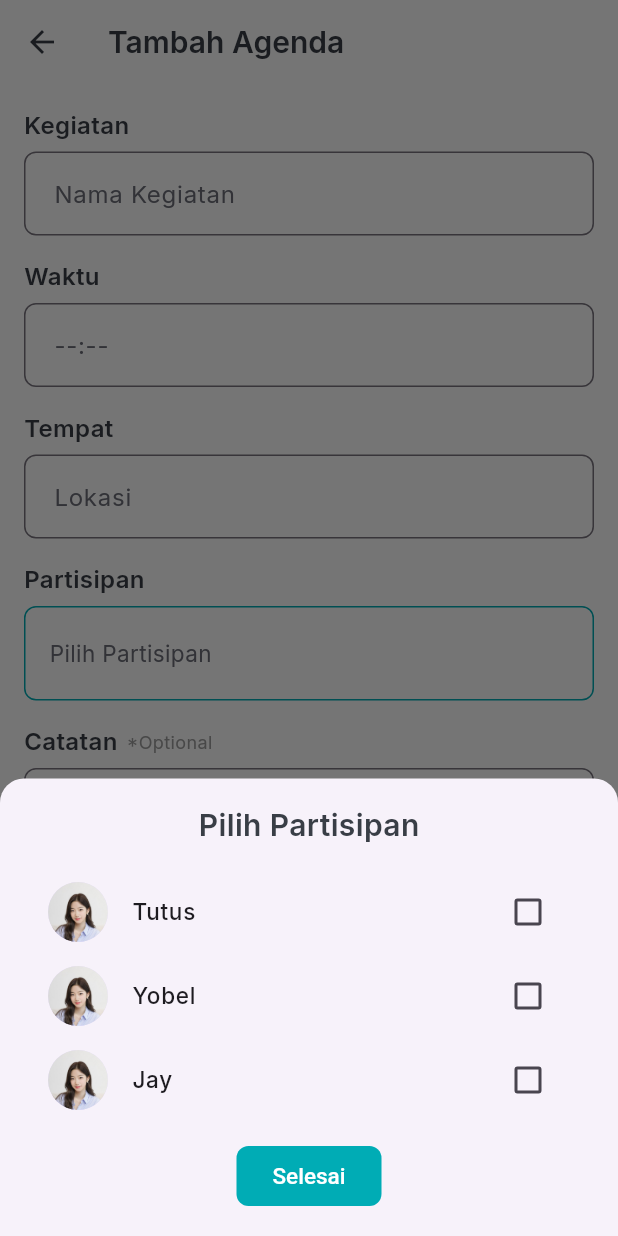
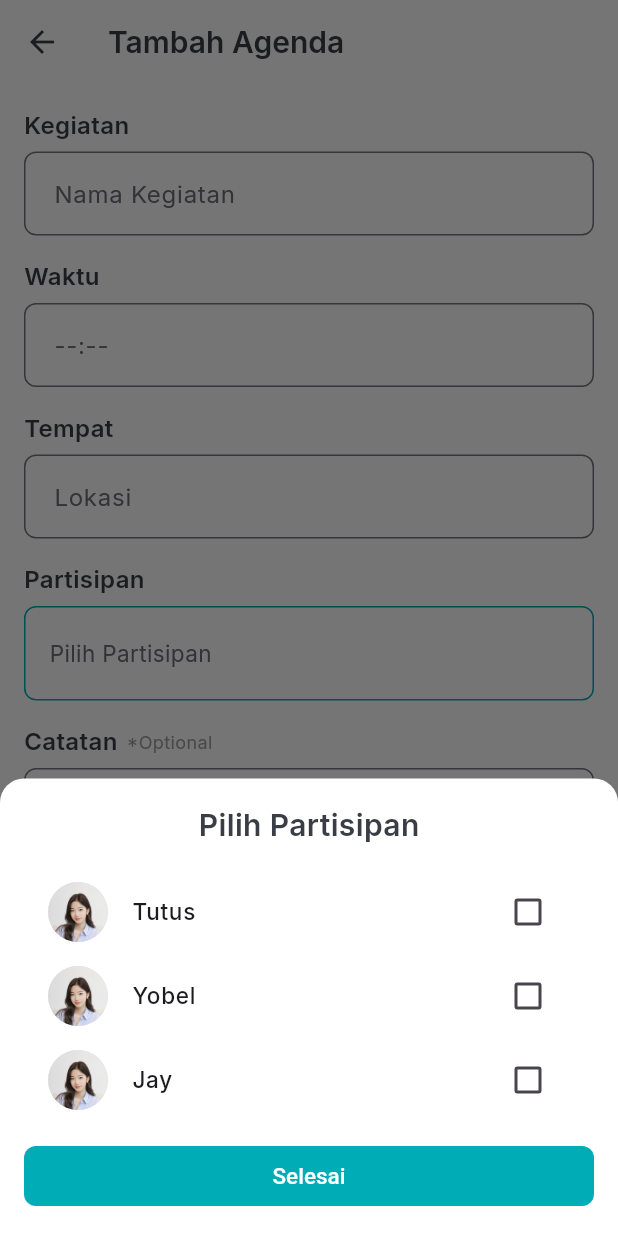
Before and after one commit to hidiyitis/portal-pegawai-app, a Flutter app: the AddAgendaScreen screen opened directly, after a tap on "Pilih Partisipan", on a phone screen of 412 x 824 dp. Run offline on Flutter 3.47's test engine with Material 3 defaults, Android fonts, the phone set to English and light mode, and no system bars; our stand-ins replace bloc, cached_network_image, dio, equatable, flutter_bloc, geolocator and 4 more; accounts and stored records are empty.

Commit message:
fix: ui color and issue change profile pict

```diff
--- a/lib/core/configs/theme/app_theme.dart
+++ b/lib/core/configs/theme/app_theme.dart
@@ -33,6 +33,11 @@ class AppTheme {
         borderRadius: BorderRadius.circular(8),
         borderSide: BorderSide(color: AppColors.primary),
       ),
+      counterStyle: TextStyle(color: AppColors.primary),
+    ),
+    textSelectionTheme: TextSelectionThemeData(
+      cursorColor: AppColors.primary,
+      selectionHandleColor: AppColors.primary,
     ),
     elevatedButtonTheme: ElevatedButtonThemeData(
       style: ElevatedButton.styleFrom(
@@ -109,5 +114,15 @@ class AppTheme {
         foregroundColor: AppColors.primary,
       ),
     ),
+    bottomSheetTheme: BottomSheetThemeData(backgroundColor: Colors.white),
+    popupMenuTheme: PopupMenuThemeData(color: Colors.white),
+    checkboxTheme: CheckboxThemeData(
+      fillColor: WidgetStateProperty.resolveWith<Color>((states) {
+        if (states.contains(WidgetState.selected)) {
+          return Colors.blue; // Selected color
+        }
+        return Colors.transparent; // Unselected color
+      }),
+    ),
   );
 }
--- a/lib/main.dart
+++ b/lib/main.dart
@@ -33,7 +33,7 @@ class MyApp extends StatelessWidget {
   @override
   Widget build(BuildContext context) {
     SystemChrome.setSystemUIOverlayStyle(
-      SystemUiOverlayStyle(statusBarColor: Colors.transparent),
+      SystemUiOverlayStyle(statusBarColor: Colors.white),
     );
     return MultiBlocProvider(
       providers: [
--- a/lib/presentation/cuti/pages/form_cuti.dart
+++ b/lib/presentation/cuti/pages/form_cuti.dart
@@ -233,6 +233,7 @@ class _FormCutiPageState extends State<FormCutiPage> {
             ),
             SizedBox(height: 8),
             DropdownButtonFormField<ManagerEntity>(
+              dropdownColor: Colors.white,
               decoration: InputDecoration(
                 hintText: 'Pilih Manager',
                 border: OutlineInputBorder(),
--- a/lib/presentation/cuti/widgets/status_filter_widget.dart
+++ b/lib/presentation/cuti/widgets/status_filter_widget.dart
@@ -17,7 +17,7 @@ class StatusFilterWidget extends StatelessWidget {
       padding: EdgeInsets.symmetric(vertical: 16),
       child: SingleChildScrollView(
         scrollDirection: Axis.horizontal,
-        padding: EdgeInsets.symmetric(horizontal: 16),
+        padding: EdgeInsets.symmetric(horizontal: 24),
         child: Row(
           children: [
             _buildFilterChip('Semua', 'semua'),
--- a/lib/presentation/home/pages/calendar/addAgenda.dart
+++ b/lib/presentation/home/pages/calendar/addAgenda.dart
@@ -62,7 +62,6 @@ class _AddAgendaScreenState extends State<AddAgendaScreen> {
                     itemBuilder: (context, index) {
                       String name = partisipanOptions[index];
                       bool isSelected = selectedPartisipan.contains(name);
-
                       return CheckboxListTile(
                         value: isSelected,
                         onChanged: (value) {
@@ -89,7 +88,9 @@ class _AddAgendaScreenState extends State<AddAgendaScreen> {
                     },
                   ),
                   const SizedBox(height: 12),
-                  ElevatedButton(
+                  SizedBox(
+                    width: double.infinity,
+                    child: ElevatedButton(
                       onPressed: () => Navigator.pop(context),
                       child: const Text(
                         'Selesai',
@@ -97,6 +98,7 @@ class _AddAgendaScreenState extends State<AddAgendaScreen> {
                           color: Colors.white,
                           fontSize: AppTextSize.bodyMedium,
                           fontWeight: FontWeight.w500,
+                        ),
                       ),
                     ),
                   ),
--- a/lib/presentation/home/pages/calendar/calendar.dart
+++ b/lib/presentation/home/pages/calendar/calendar.dart
@@ -30,7 +30,7 @@ class CalendarScreen extends StatelessWidget {
 
     return SafeArea(
       child: Padding(
-        padding: const EdgeInsets.symmetric(horizontal: 32),
+        padding: const EdgeInsets.symmetric(horizontal: 24, vertical: 16),
         child: Column(
           spacing: 12,
           crossAxisAlignment: CrossAxisAlignment.start,
--- a/lib/presentation/login/pages/login.dart
+++ b/lib/presentation/login/pages/login.dart
@@ -35,7 +35,7 @@ class _LoginPageState extends State<LoginPage> {
                       style: TextStyle(
                         color: AppColors.primary,
                         fontWeight: FontWeight.bold,
-                        fontSize: AppTextSize.headingMedium,
+                        fontSize: AppTextSize.headingLarge,
                       ),
                     ),
                     Text(
@@ -43,7 +43,7 @@ class _LoginPageState extends State<LoginPage> {
                       style: TextStyle(
                         color: AppColors.onSurface,
                         fontWeight: FontWeight.bold,
-                        fontSize: AppTextSize.headingSmall,
+                        fontSize: AppTextSize.headingMedium,
                       ),
                     ),
                     SizedBox(height: 64),
--- a/lib/presentation/login/widgets/nip_field_widget.dart
+++ b/lib/presentation/login/widgets/nip_field_widget.dart
@@ -1,4 +1,5 @@
 import 'package:flutter/material.dart';
+import 'package:flutter/services.dart';
 import 'package:portal_pegawai_app/core/configs/theme/app_colors.dart';
 import 'package:portal_pegawai_app/core/configs/theme/app_text_size.dart';
 
@@ -39,7 +40,8 @@ class _NipFieldWidgetState extends State<NipFieldWidget> {
         ),
         TextFormField(
           controller: widget.controller,
-          cursorColor: AppColors.primary,
+          keyboardType: TextInputType.number, // Tampilkan keyboard angka
+          inputFormatters: [FilteringTextInputFormatter.digitsOnly],
           decoration: InputDecoration(
             label: Text(
               widget.labelText,
--- a/lib/presentation/profile/bloc/profile_state.dart
+++ b/lib/presentation/profile/bloc/profile_state.dart
@@ -1,5 +1,3 @@
-import 'dart:io';
-
 import 'package:equatable/equatable.dart';
 
 abstract class ProfileState extends Equatable {
@@ -19,16 +17,12 @@ class ProfileLoading extends ProfileState {
 class ProfileLoaded extends ProfileState {
   final String name;
   final String email;
-  final File? profilePicture;
+  final String? imageUrl;
 
-  const ProfileLoaded({
-    required this.name,
-    required this.email,
-    this.profilePicture,
-  });
+  const ProfileLoaded({required this.name, required this.email, this.imageUrl});
 
   @override
-  List<Object?> get props => [name, email, profilePicture];
+  List<Object?> get props => [name, email, imageUrl];
 }
 
 class ProfileUpdating extends ProfileState {
```
Also changed, not shown: lib/presentation/home/pages/home.dart (+14 -3 lines), lib/presentation/home/widgets/header_widget.dart (+14 -27 lines), lib/presentation/login/bloc/auth_bloc.dart (+4 -4 lines), lib/presentation/profile/bloc/profile_bloc.dart (+19 -4 lines), lib/presentation/profile/pages/profile.dart (+12 -10 lines), lib/presentation/profile/widget/profile_picture_widget.dart (+28 -9 lines), lib/presentation/setting/pages/setting.dart (+14 -9 lines). Lines whose indentation alone changed are shown as unchanged.
